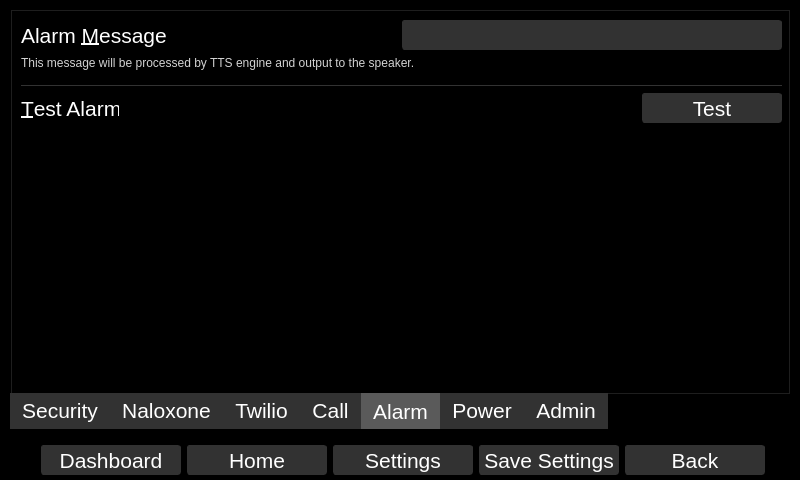
First picture: the form in oobe_qt/door_close_window.ui, repository zyl120/Naloxone_Safety_Kit, before the edit.
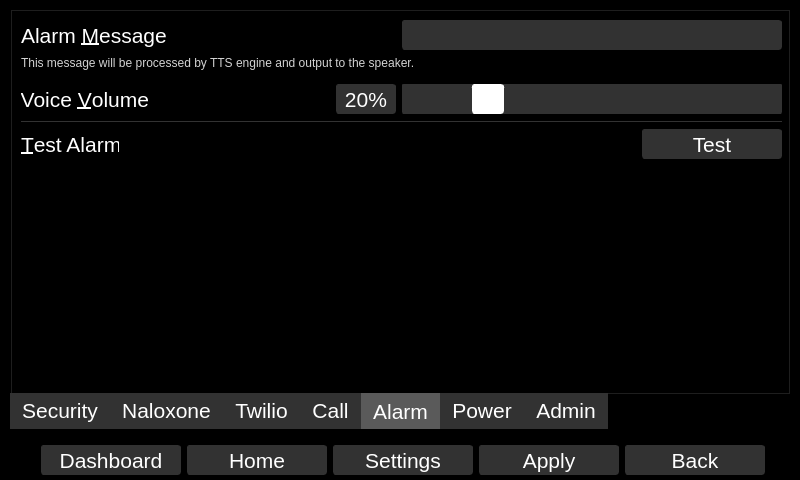
Second picture: the form after the edit. The open tabs and pages were chosen to show the change.

Commit message: add voice volume control

Diff of the .ui file:
```diff
--- a/oobe_qt/door_close_window.ui
+++ b/oobe_qt/door_close_window.ui
@@ -224,7 +224,7 @@
 </string>
        </property>
        <property name="text">
-        <string>Save Settings</string>
+        <string>Apply</string>
        </property>
       </widget>
      </item>
@@ -3000,6 +3000,117 @@
               </item>
              </layout>
             </item>
+            <item>
+             <layout class="QHBoxLayout" name="horizontalLayout_47">
+              <item>
+               <widget class="QLabel" name="voice_volume">
+                <property name="font">
+                 <font>
+                  <pointsize>16</pointsize>
+                 </font>
+                </property>
+                <property name="styleSheet">
+                 <string notr="true">color:white</string>
+                </property>
+                <property name="text">
+                 <string>Voice &amp;Volume</string>
+                </property>
+                <property name="alignment">
+                 <set>Qt::AlignRight|Qt::AlignTrailing|Qt::AlignVCenter</set>
+                </property>
+                <property name="buddy">
+                 <cstring>temperatureSlider</cstring>
+                </property>
+               </widget>
+              </item>
+              <item>
+               <spacer name="horizontalSpacer_39">
+                <property name="orientation">
+                 <enum>Qt::Horizontal</enum>
+                </property>
+                <property name="sizeHint" stdset="0">
+                 <size>
+                  <width>40</width>
+                  <height>20</height>
+                 </size>
+                </property>
+               </spacer>
+              </item>
+              <item>
+               <widget class="QLabel" name="voice_volume_label">
+                <property name="minimumSize">
+                 <size>
+                  <width>60</width>
+                  <height>30</height>
+                 </size>
+                </property>
+                <property name="font">
+                 <font>
+                  <pointsize>16</pointsize>
+                 </font>
+                </property>
+                <property name="styleSheet">
+                 <string notr="true">color: white; background-color: rgb(50,50,50); border-radius:3px;border-color: rgb(50,50,50);border-width: 1px;border-style: solid;</string>
+                </property>
+                <property name="text">
+                 <string>20%</string>
+                </property>
+                <property name="alignment">
+                 <set>Qt::AlignCenter</set>
+                </property>
+               </widget>
+              </item>
+              <item>
+               <widget class="QSlider" name="voice_volume_slider">
+                <property name="minimumSize">
+                 <size>
+                  <width>380</width>
+                  <height>30</height>
+                 </size>
+                </property>
+                <property name="maximumSize">
+                 <size>
+                  <width>16777215</width>
+                  <height>30</height>
+                 </size>
+                </property>
+                <property name="font">
+                 <font>
+                  <pointsize>16</pointsize>
+                 </font>
+                </property>
+                <property name="styleSheet">
+                 <string notr="true">QSlider::groove:horizontal {
+    border: 1px solid rgb(50,50,50);
+    border-radius: 3px;
+    height: 30px; /* the groove expands to the size of the slider by default. by giving it a height, it has a fixed size */
+    background: rgb(50,50,50);
+    margin: 2px 0;
+}
+
+QSlider::handle:horizontal {
+    background-color:white;
+    border: 1px solid white;
+    width: 30px;
+    border-radius: 3px;
+}</string>
+                </property>
+                <property name="maximum">
+                 <number>100</number>
+                </property>
+                <property name="value">
+                 <number>20</number>
+                </property>
+                <property name="sliderPosition">
+                 <number>20</number>
+                </property>
+                <property name="orientation">
+                 <enum>Qt::Horizontal</enum>
+                </property>
+               </widget>
+              </item>
+             </layout>
+            </item>
             <item>
              <widget class="Line" name="line_16">
               <property name="styleSheet">
```
Left out of the diff: 8 changed lines with no effect on the pictures. The commit also changes 5 other files.
